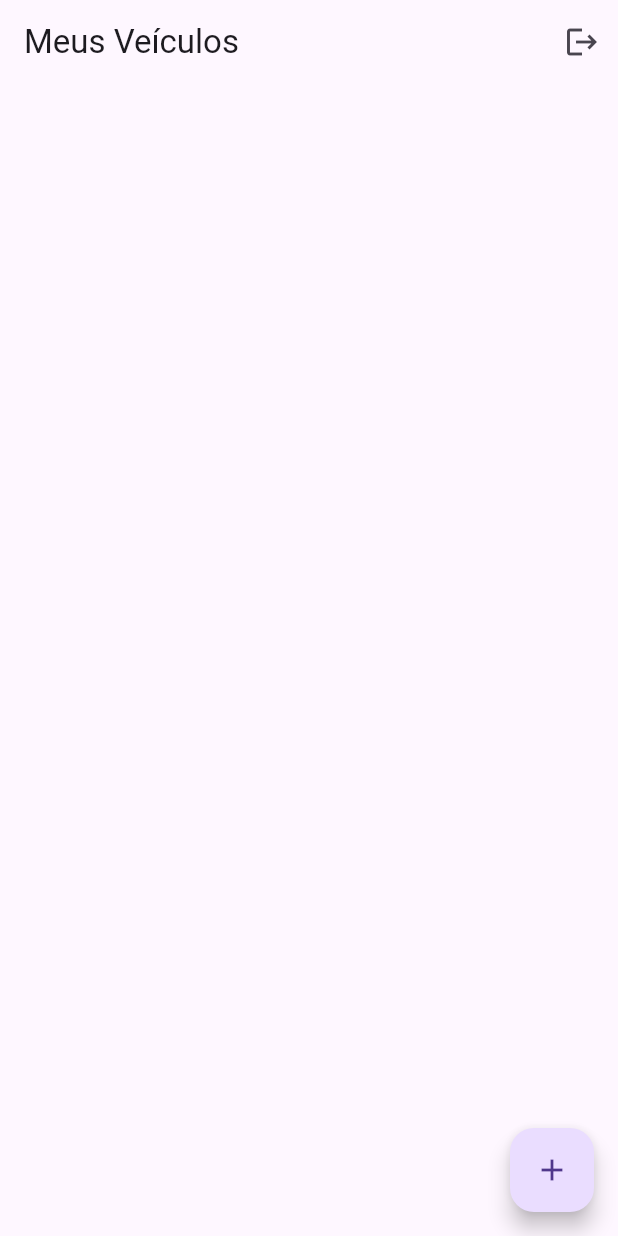
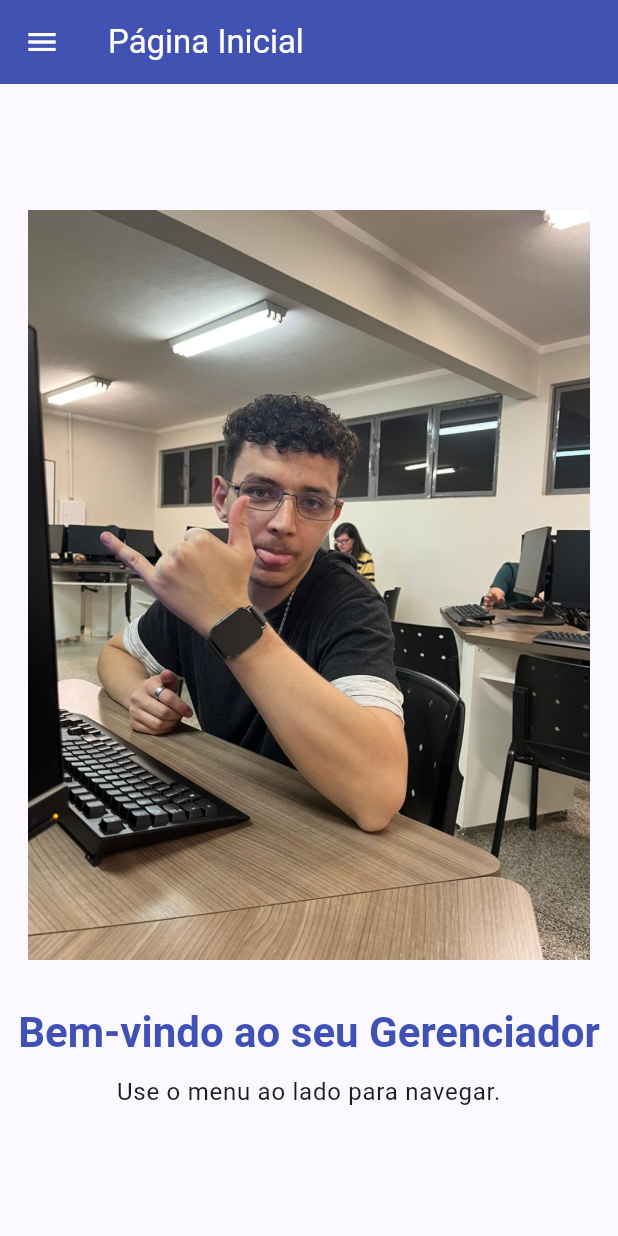
Before and after one commit to AntonyPaes/Projeto-Flutter-Abastecimento, a Flutter app: the screen it shows once a user with an empty profile is signed in, on a phone screen of 412 x 824 dp. Run offline on Flutter 3.47's test engine with Material 3 defaults, Android fonts, the light colour scheme and no system bars; our stand-ins replace cloud_firestore, firebase_auth, firebase_core, rxdart; accounts and stored records are empty.

Commit message:
style(theme): tema customizado e navegação

```diff
--- a/lib/auth_gate.dart
+++ b/lib/auth_gate.dart
@@ -1,7 +1,7 @@
 import 'package:firebase_auth/firebase_auth.dart';
 import 'package:flutter/material.dart';
 import 'screens/login_screen.dart';
-import 'screens/vehicle_list_screen.dart';
+import 'screens/home_screen.dart';
 
 class AuthGate extends StatelessWidget {
   const AuthGate({super.key});
@@ -12,7 +12,7 @@ class AuthGate extends StatelessWidget {
       stream: FirebaseAuth.instance.authStateChanges(),
       builder: (context, snapshot) {
         if (snapshot.hasData) {
-          return const VehicleListScreen();
+          return const HomeScreen();
         }
 
         return const LoginScreen();
--- /dev/null
+++ b/lib/core/theme.dart
@@ -0,0 +1,49 @@
+import 'package:flutter/material.dart';
+
+// Você pode mudar esta cor para qualquer uma que desejar
+final Color corPrimaria = Colors.indigo;
+final Color corSecundaria = Colors.indigo.shade400;
+
+final ThemeData appTheme = ThemeData(
+  // Define o esquema de cores
+  colorScheme: ColorScheme.fromSeed(
+    seedColor: corPrimaria,
+    primary: corPrimaria,
+    secondary: corSecundaria,
+    brightness: Brightness.light,
+  ),
+
+  // Tema da AppBar
+  appBarTheme: AppBarTheme(
+    backgroundColor: corPrimaria,
+    foregroundColor: Colors.white, // Cor do título e ícones
+    elevation: 4,
+  ),
+
+  // Tema do FloatingActionButton
+  floatingActionButtonTheme: FloatingActionButtonThemeData(
+    backgroundColor: corSecundaria,
+    foregroundColor: Colors.white,
+  ),
+
+  // Tema dos Botões Elevados
+  elevatedButtonTheme: ElevatedButtonThemeData(
+    style: ElevatedButton.styleFrom(
+      backgroundColor: corPrimaria,
+      foregroundColor: Colors.white,
+      padding: const EdgeInsets.symmetric(horizontal: 24, vertical: 12),
+      shape: RoundedRectangleBorder(borderRadius: BorderRadius.circular(8)),
+    ),
+  ),
+
+  // Tema dos Campos de Texto
+  inputDecorationTheme: InputDecorationTheme(
+    border: OutlineInputBorder(borderRadius: BorderRadius.circular(8)),
+    focusedBorder: OutlineInputBorder(
+      borderSide: BorderSide(color: corPrimaria, width: 2),
+      borderRadius: BorderRadius.circular(8),
+    ),
+  ),
+
+  useMaterial3: true,
+);
--- a/lib/main.dart
+++ b/lib/main.dart
@@ -1,4 +1,5 @@
 import 'package:flutter/material.dart';
+import 'core/theme.dart';
 import 'package:firebase_core/firebase_core.dart';
 import 'package:provider/provider.dart';
 import 'package:flutter_localizations/flutter_localizations.dart';
@@ -21,7 +22,6 @@ void main() async {
   runApp(
     MultiProvider(
       providers: [
-        // Auth
         Provider<AuthRepository>(create: (_) => AuthRepository()),
         ChangeNotifierProvider<AuthViewModel>(
           create: (context) =>
@@ -58,12 +58,14 @@ class MyApp extends StatelessWidget {
     return MaterialApp(
       title: 'App MVVM Firebase',
       debugShowCheckedModeBanner: false,
+      theme: appTheme,
       localizationsDelegates: const [
         GlobalMaterialLocalizations.delegate,
         GlobalWidgetsLocalizations.delegate,
         GlobalCupertinoLocalizations.delegate,
       ],
       supportedLocales: const [Locale('pt', 'BR')],
+
       home: const AuthGate(),
     );
   }
--- /dev/null
+++ b/lib/screens/home_screen.dart
@@ -0,0 +1,44 @@
+import 'package:flutter/material.dart';
+import '../widgets/app_drawer.dart';
+
+class HomeScreen extends StatelessWidget {
+  const HomeScreen({super.key});
+
+  @override
+  Widget build(BuildContext context) {
+    return Scaffold(
+      drawer: const AppDrawer(),
+      appBar: AppBar(title: const Text('Página Inicial')),
+      body: Center(
+        child: Column(
+          mainAxisAlignment: MainAxisAlignment.center,
+          children: [
+            Image.asset(
+              'assets/images/endrick.jpg',
+              width: 500, // Ajuste o tamanho conforme necessário
+              height: 500,
+              fit: BoxFit.contain, // Ajusta a imagem dentro da caixa
+            ),
+
+            // --- FIM DA IMAGEM ---
+            const SizedBox(height: 30), // Espaçamento maior
+            Text(
+              'Bem-vindo ao seu Gerenciador',
+              style: Theme.of(context).textTheme.headlineMedium?.copyWith(
+                color: Theme.of(context).colorScheme.primary,
+                fontWeight: FontWeight.bold,
+              ),
+              textAlign: TextAlign.center,
+            ),
+            const SizedBox(height: 10),
+            Text(
+              'Use o menu ao lado para navegar.',
+              style: Theme.of(context).textTheme.bodyLarge,
+              textAlign: TextAlign.center,
+            ),
+          ],
+        ),
+      ),
+    );
+  }
+}
--- a/lib/screens/vehicle_list_screen.dart
+++ b/lib/screens/vehicle_list_screen.dart
@@ -1,32 +1,26 @@
 import 'package:flutter/material.dart';
 import 'package:provider/provider.dart';
 import '../models/vehicle_model.dart';
-import '../viewmodels/auth_viewmodel.dart';
 import '../viewmodels/vehicle_viewmodel.dart';
 import 'add_edit_vehicle_screen.dart';
 import 'supply_list_screen.dart';
+import '../widgets/app_drawer.dart';
 
 class VehicleListScreen extends StatelessWidget {
   const VehicleListScreen({super.key});
 
   @override
   Widget build(BuildContext context) {
-    final authViewModel = context.read<AuthViewModel>();
     final vehicleViewModel = context.read<VehicleViewModel>();
     final vehicles = context.watch<List<Vehicle>>();
 
     return Scaffold(
+      drawer: const AppDrawer(),
+
       appBar: AppBar(
         title: const Text('Meus Veículos'),
-        actions: [
-          IconButton(
-            icon: const Icon(Icons.logout),
-            onPressed: () {
-              authViewModel.signOut();
-            },
-          ),
-        ],
       ),
+
       body: ListView.builder(
         itemCount: vehicles.length,
         itemBuilder: (context, index) {
@@ -53,6 +47,7 @@ class VehicleListScreen extends StatelessWidget {
               title: Text('${vehicle.marca} ${vehicle.modelo}'),
               subtitle: Text('Placa: ${vehicle.placa} - Ano: ${vehicle.ano}'),
 
+              // Ao clicar no item, vai para a lista de abastecimentos
               onTap: () {
                 Navigator.push(
                   context,
@@ -62,6 +57,7 @@ class VehicleListScreen extends StatelessWidget {
                 );
               },
 
+              // Botão de "editar" no final
               trailing: IconButton(
                 icon: const Icon(Icons.edit),
                 onPressed: () {
@@ -78,6 +74,7 @@ class VehicleListScreen extends StatelessWidget {
           );
         },
       ),
+
       floatingActionButton: FloatingActionButton(
         child: const Icon(Icons.add),
         onPressed: () {
--- a/pubspec.yaml
+++ b/pubspec.yaml
@@ -2,7 +2,7 @@ name: projeto_abastecimento
 description: "A new Flutter project."
 # The following line prevents the package from being accidentally published to
 # pub.dev using `flutter pub publish`. This is preferred for private packages.
-publish_to: 'none' # Remove this line if you wish to publish to pub.dev
+publish_to: "none" # Remove this line if you wish to publish to pub.dev
 
 # The following defines the version and build number for your application.
 # A version number is three numbers separated by dots, like 1.2.43
@@ -60,14 +60,14 @@ dev_dependencies:
 
 # The following section is specific to Flutter packages.
 flutter:
-
   # The following line ensures that the Material Icons font is
   # included with your application, so that you can use the icons in
   # the material Icons class.
   uses-material-design: true
 
   # To add assets to your application, add an assets section, like this:
-  # assets:
+  assets:
+    - assets/images/
   #   - images/a_dot_burr.jpeg
   #   - images/a_dot_ham.jpeg
 
```
Also changed, not shown: lib/repositories/supply_repository.dart (+50 -0 lines), lib/screens/history_screen.dart (added, +71 -0 lines), lib/viewmodels/supply_viewmodel.dart (+26 -1 lines), lib/widgets/app_drawer.dart (added, +115 -0 lines), assets/images/endrick.jpg (added).
